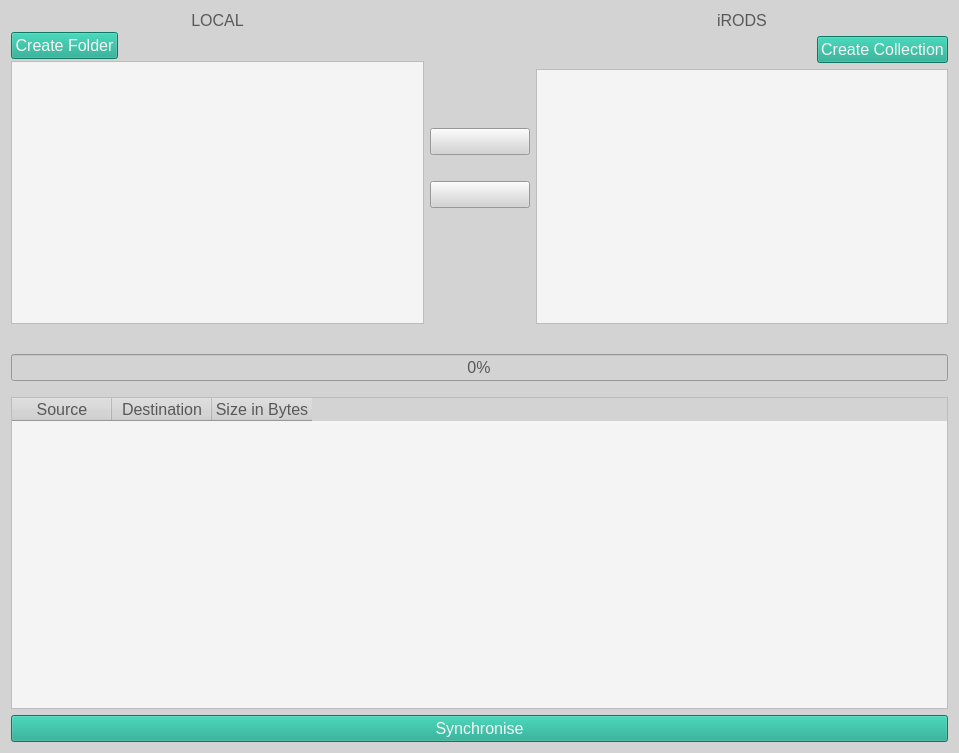
The window that ibridgesgui/ui_files/tabSync_small.ui (iBridges-for-iRODS/iBridges-GUI) describes before a commit, drawn with Qt 5.
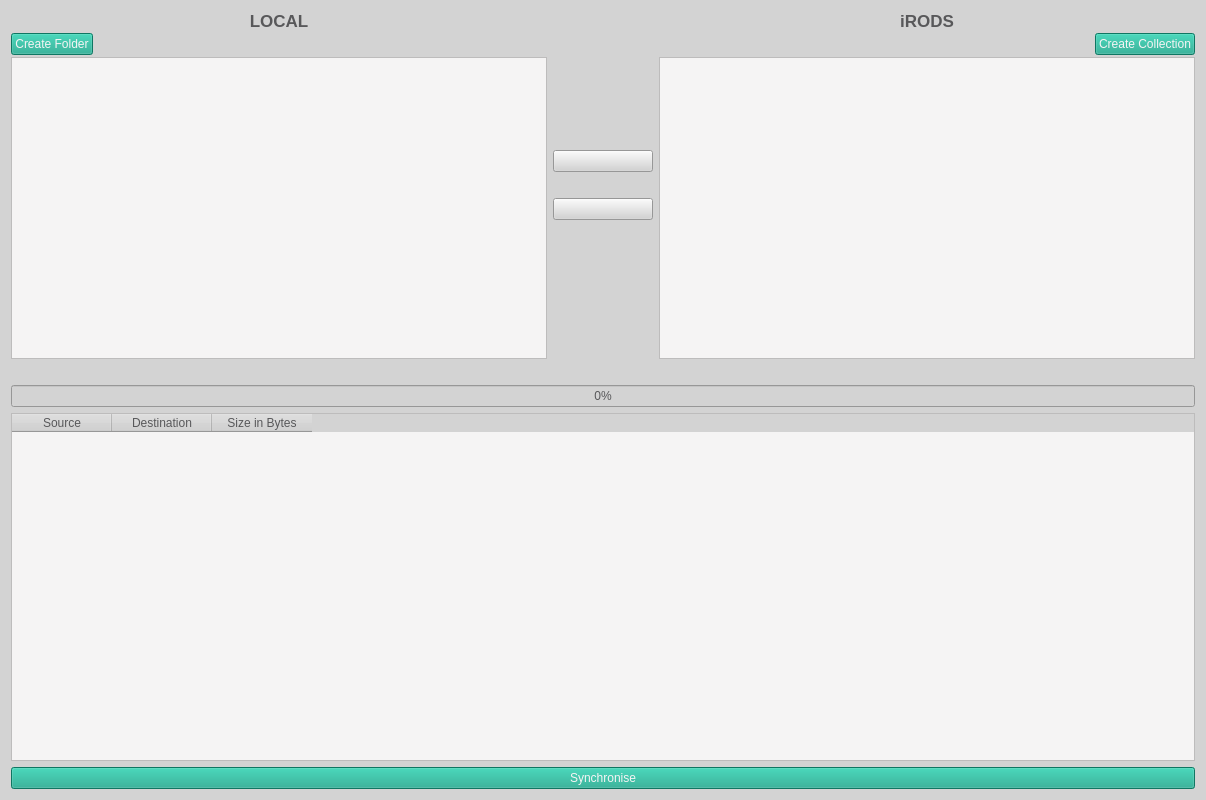
The same window after the commit. Icons and pictures are not drawn.

The edit to the form file:
```diff
--- a/ibridgesgui/ui_files/tabSync_small.ui
+++ b/ibridgesgui/ui_files/tabSync_small.ui
@@ -6,10 +6,16 @@
    <rect>
     <x>0</x>
     <y>0</y>
-    <width>959</width>
-    <height>753</height>
+    <width>1206</width>
+    <height>800</height>
    </rect>
   </property>
+  <property name="sizePolicy">
+   <sizepolicy hsizetype="Minimum" vsizetype="Preferred">
+    <horstretch>0</horstretch>
+    <verstretch>0</verstretch>
+   </sizepolicy>
+  </property>
   <property name="windowTitle">
    <string>Form</string>
   </property>
@@ -19,8 +25,7 @@
     background-color: rgb(211,211,211);
     color: rgb(88, 88, 90);
     selection-background-color: rgb(21, 165, 137);
-    selection-color: rgb(245, 244, 244);
-    font: 12pt;
+    selection-color: rgb(245, 244, 244)
 }
 
 QProgressBar::chunk
@@ -62,12 +67,9 @@
 
 </string>
   </property>
-  <layout class="QVBoxLayout" name="verticalLayout">
-   <item>
-    <layout class="QVBoxLayout" name="verticalLayout_11" stretch="0,0,0,0,0,0">
-     <property name="sizeConstraint">
-      <enum>QLayout::SetDefaultConstraint</enum>
-     </property>
+  <layout class="QGridLayout" name="gridLayout">
+   <item row="0" column="0">
+    <layout class="QVBoxLayout" name="verticalLayout_11">
      <item>
       <layout class="QHBoxLayout" name="horizontalLayout_5" stretch="1,0,1">
        <item>
@@ -88,10 +90,9 @@
            </property>
            <property name="font">
             <font>
-             <pointsize>12</pointsize>
-             <weight>50</weight>
-             <italic>false</italic>
-             <bold>false</bold>
+             <pointsize>13</pointsize>
+             <weight>75</weight>
+             <bold>true</bold>
             </font>
            </property>
            <property name="text">
@@ -219,7 +220,7 @@
              </property>
             </widget>
            </item>
-           <item row="3" column="0">
+           <item row="4" column="0">
             <widget class="QPushButton" name="irods_to_local_button">
              <property name="sizePolicy">
               <sizepolicy hsizetype="Minimum" vsizetype="Fixed">
@@ -267,6 +268,9 @@
        </item>
        <item>
         <layout class="QVBoxLayout" name="verticalLayout_16" stretch="0,0,1">
+         <property name="spacing">
+          <number>2</number>
+         </property>
          <item>
           <widget class="QLabel" name="label_20">
            <property name="sizePolicy">
@@ -277,10 +281,9 @@
            </property>
            <property name="font">
             <font>
-             <pointsize>12</pointsize>
-             <weight>50</weight>
-             <italic>false</italic>
-             <bold>false</bold>
+             <pointsize>13</pointsize>
+             <weight>75</weight>
+             <bold>true</bold>
             </font>
            </property>
            <property name="text">
@@ -295,7 +298,7 @@
           </widget>
          </item>
          <item>
-          <layout class="QHBoxLayout" name="horizontalLayout_15">
+          <layout class="QHBoxLayout" name="horizontalLayout_15" stretch="0,0">
            <item>
             <spacer name="horizontalSpacer_14">
              <property name="orientation">
@@ -367,28 +370,18 @@
        </property>
       </widget>
      </item>
-     <item>
-      <spacer name="verticalSpacer_13">
-       <property name="orientation">
-        <enum>Qt::Vertical</enum>
-       </property>
-       <property name="sizeType">
-        <enum>QSizePolicy::Minimum</enum>
-       </property>
-       <property name="sizeHint" stdset="0">
-        <size>
-         <width>20</width>
-         <height>10</height>
-        </size>
-       </property>
-      </spacer>
-     </item>
      <item>
       <widget class="QTableWidget" name="diff_table">
        <property name="minimumSize">
         <size>
          <width>0</width>
-         <height>300</height>
+         <height>200</height>
+        </size>
+       </property>
+       <property name="maximumSize">
+        <size>
+         <width>16777215</width>
+         <height>350</height>
         </size>
        </property>
        <property name="selectionMode">
```
Left out of the diff: 32 changed lines with no effect on the pictures.
